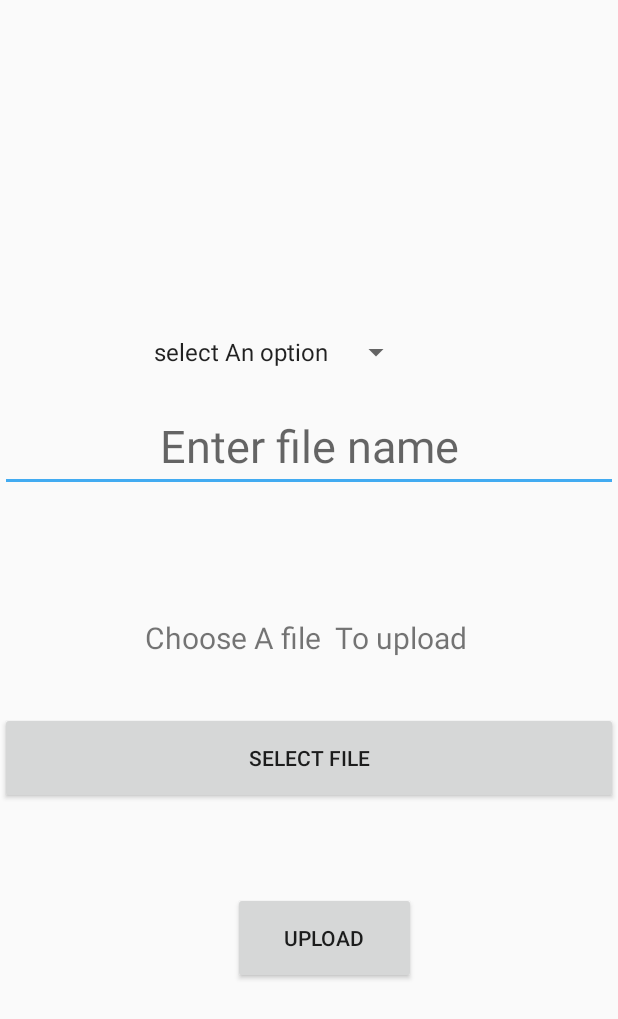
After one commit to Abhi73017/Learning_Zone, an Android app: the UploadActivity screen opened directly, with no data from a screen before it, on a phone screen of 412 x 824 dp. The commit adds this screen. Shown: the top 1019 px of the screen. Run offline under Robolectric (Android 15) with nearby library versions, the phone set to English and light mode, and no system bars; our stand-ins replace Firebase (no records; nobody signed in at launch, a user with empty details on screens opened directly).

Commit message:
teacher fle uploader added

```diff
--- a/app/build.gradle
+++ b/app/build.gradle
@@ -1,6 +1,7 @@
 apply plugin: 'com.android.application'
 apply plugin: 'kotlin-android'
 apply plugin: 'kotlin-android-extensions'
+apply plugin: 'com.google.gms.google-services'
 
 android {
     compileSdkVersion 29
@@ -34,6 +35,10 @@ dependencies {
     implementation 'androidx.legacy:legacy-support-v4:1.0.0'
     implementation 'androidx.lifecycle:lifecycle-extensions:2.2.0'
     implementation 'androidx.lifecycle:lifecycle-viewmodel-ktx:2.2.0'
+
+    implementation 'com.google.firebase:firebase-auth:19.3.0'
+    implementation 'com.google.firebase:firebase-firestore:21.4.2'
+    implementation 'com.google.firebase:firebase-storage:19.1.1'
     testImplementation 'junit:junit:4.12'
     androidTestImplementation 'androidx.test.ext:junit:1.1.1'
     androidTestImplementation 'androidx.test.espresso:espresso-core:3.2.0'
@@ -41,4 +46,5 @@ dependencies {
     implementation 'com.etebarian:meow-bottom-navigation:1.2.0'
     implementation 'com.sdsmdg.harjot:vectormaster:1.1.3'
     implementation 'com.google.android.material:material:1.0.0'
+
 }
--- a/app/src/main/AndroidManifest.xml
+++ b/app/src/main/AndroidManifest.xml
@@ -3,14 +3,15 @@
     package="com.abhishek.learningzone">
 
     <application
+        android:allowBackup="true"
         android:appCategory="productivity"
-        android:allowBackup="true"
         android:icon="@mipmap/ic_launcher"
         android:label="@string/app_name"
         android:roundIcon="@mipmap/ic_launcher_round"
         android:supportsRtl="true"
         android:theme="@style/AppTheme">
-        <activity android:name=".DashBoard"></activity>
+        <activity android:name=".teacher.UploadActivity"></activity>
+        <activity android:name=".DashBoard" />
         <activity android:name=".Login_Activity" />
         <activity android:name=".Splash_Activity">
             <intent-filter>
--- /dev/null
+++ b/app/src/main/java/com/abhishek/learningzone/teacher/UploadActivity.kt
@@ -0,0 +1,128 @@
+package com.abhishek.learningzone.teacher
+
+import android.app.Activity
+import android.content.Intent
+import android.net.Uri
+import android.os.Bundle
+import android.util.Log
+import android.view.View
+import android.widget.AdapterView
+import android.widget.Toast
+import androidx.appcompat.app.AppCompatActivity
+
+import com.abhishek.learningzone.R
+import com.google.firebase.auth.FirebaseAuth
+import com.google.firebase.storage.FirebaseStorage
+import kotlinx.android.synthetic.main.activity_upload.*
+
+
+class UploadActivity : AppCompatActivity() {
+    private lateinit var uri:Uri
+    private lateinit var course:String
+    var mAuth = FirebaseAuth.getInstance()
+
+    override fun onCreate(savedInstanceState: Bundle?) {
+        super.onCreate(savedInstanceState)
+        setContentView(R.layout.activity_upload)
+
+
+
+
+        course_selector.onItemSelectedListener = object :AdapterView.OnItemSelectedListener{
+            override fun onNothingSelected(parent: AdapterView<*>?) {
+                return
+            }
+
+            override fun onItemSelected(
+                parent: AdapterView<*>?,
+                view: View?,
+                position: Int,
+                id: Long
+            ) {
+                if (position!=0){
+                    course = parent!!.getItemAtPosition(position).toString()
+                }else{
+                    course = "Random"
+                }
+            }
+        }
+
+
+
+        // File Chooser
+        selectfilebtn.setOnClickListener {
+            Intent(Intent.ACTION_GET_CONTENT).also {
+                it.type = "*/*"
+                startActivityForResult(it,111)
+            }
+        }
+
+
+        // Upload Buttn
+        uploadbtn.setOnClickListener{
+            val  filename =  filenameinput.text.toString().trim()
+            if (uri == null || filename.isEmpty() ){
+                Toast.makeText(this, "Choose Required Options" ,Toast.LENGTH_SHORT)
+            }
+
+            else{
+                choosenText.text = "Uploading Started"
+                UploadToStroage(filename,uri,course)
+            }
+        }
+
+
+
+    }
+
+
+
+    override fun onActivityResult(requestCode: Int, resultCode: Int, data: Intent?) {
+        super.onActivityResult(requestCode, resultCode, data)
+        if (resultCode == Activity.RESULT_OK && requestCode == 111){
+
+            uri = data?.data!!
+
+
+            choosenText.text = uri.toString()
+
+        }
+    }
+
+
+    private fun  UploadToStroage(filename:String, uri: Uri, course:String){
+        val user = mAuth.currentUser
+        if (user == null) {
+            signInAnonymously()
+            return
+        }
+        FirebaseStorage.getInstance().getReference("/$course/$filename").apply {
+            putFile(uri)
+                    .addOnSuccessListener {
+                        println("upload succesfully ${it.metadata?.path}")
+                        choosenText.text = "Successfully Uploaded !! Filename: $filename Course: $course"
+
+                    }
+                    .addOnFailureListener {
+                        choosenText.text = "Uploading Failed"
+                        Toast.makeText(this@UploadActivity, "Upload Failed" ,Toast.LENGTH_SHORT)
+                    }
+
+        }
+    }
+
+
+
+    // Signin Anonmously
+
+    private fun signInAnonymously() {
+        mAuth.signInAnonymously()
+            .addOnSuccessListener(this) {
+
+                Log.d("anonmousSignin","Logged Through anonmous signin")
+            }
+            .addOnFailureListener(
+                this
+            ) { exception -> Log.e("Login", "signInAnonymously:FAILURE", exception) }
+    }
+}
--- /dev/null
+++ b/app/src/main/res/layout/activity_upload.xml
@@ -0,0 +1,71 @@
+<?xml version="1.0" encoding="utf-8"?>
+<androidx.constraintlayout.widget.ConstraintLayout xmlns:android="http://schemas.android.com/apk/res/android"
+    xmlns:app="http://schemas.android.com/apk/res-auto"
+    xmlns:tools="http://schemas.android.com/tools"
+    android:layout_width="match_parent"
+    android:layout_height="match_parent"
+    tools:context=".teacher.UploadActivity">
+
+
+    <Spinner
+        android:id="@+id/course_selector"
+        android:layout_width="wrap_content"
+        android:layout_height="wrap_content"
+        android:layout_marginBottom="20dp"
+        android:entries="@array/course"
+        app:layout_constraintBottom_toTopOf="@+id/filenameinput"
+        app:layout_constraintEnd_toEndOf="parent"
+        app:layout_constraintHorizontal_bias="0.408"
+        app:layout_constraintStart_toStartOf="parent" />
+
+    <EditText
+        android:id="@+id/filenameinput"
+        android:layout_width="match_parent"
+        android:layout_height="wrap_content"
+        android:hint="Enter file name"
+        android:textAlignment="center"
+        android:textSize="30dp"
+        app:layout_constraintBottom_toTopOf="@+id/uploadbtn"
+        app:layout_constraintEnd_toEndOf="parent"
+        app:layout_constraintHorizontal_bias="0.5"
+        app:layout_constraintStart_toStartOf="parent"
+        app:layout_constraintTop_toTopOf="parent" />
+
+
+
+    <TextView
+        android:id="@+id/choosenText"
+        android:layout_width="match_parent"
+        android:layout_height="wrap_content"
+        android:layout_marginBottom="36dp"
+        android:textAlignment="center"
+        android:text="Choose A file  To upload "
+        android:textSize="20dp"
+        app:layout_constraintBottom_toTopOf="@+id/selectfilebtn"
+        app:layout_constraintEnd_toEndOf="parent"
+        app:layout_constraintStart_toStartOf="parent" />
+
+    <Button
+        android:id="@+id/selectfilebtn"
+        android:layout_width="match_parent"
+        android:layout_height="61dp"
+        android:text="Select File"
+        app:layout_constraintBottom_toBottomOf="parent"
+        app:layout_constraintEnd_toEndOf="parent"
+        app:layout_constraintHorizontal_bias="0.498"
+        app:layout_constraintStart_toStartOf="parent"
+        app:layout_constraintTop_toTopOf="parent"
+        app:layout_constraintVertical_bias="0.622" />
+
+    <Button
+        android:id="@+id/uploadbtn"
+        android:layout_width="122dp"
+        android:layout_height="61dp"
+        android:text="Upload"
+        app:layout_constraintBottom_toBottomOf="parent"
+        app:layout_constraintEnd_toEndOf="parent"
+        app:layout_constraintHorizontal_bias="0.536"
+        app:layout_constraintStart_toStartOf="parent"
+        app:layout_constraintTop_toBottomOf="@+id/selectfilebtn"
+        app:layout_constraintVertical_bias="0.26" />
+</androidx.constraintlayout.widget.ConstraintLayout>
--- /dev/null
+++ b/app/src/main/res/values/course_string.xml
@@ -0,0 +1,12 @@
+<?xml version="1.0" encoding="utf-8"?>
+<resources>
+
+    <string-array name="course">
+        <item>select An option</item>
+        <item>C Language</item>
+        <item>c++</item>
+        <item>Python</item>
+        <item>Java</item>
+        <item>Android</item>
+    </string-array>
+</resources>
--- a/build.gradle
+++ b/build.gradle
@@ -10,6 +10,8 @@ buildscript {
     dependencies {
         classpath 'com.android.tools.build:gradle:3.6.3'
         classpath "org.jetbrains.kotlin:kotlin-gradle-plugin:$kotlin_version"
+        classpath 'com.google.gms:google-services:4.3.0'
+
 
         // NOTE: Do not place your application dependencies here; they belong
         // in the individual module build.gradle files
```
Also changed, not shown: app/src/main/java/com/abhishek/learningzone/Login_Activity.kt (+7 -2 lines), app/src/main/res/layout/activity_login.xml (+9 -0 lines).
